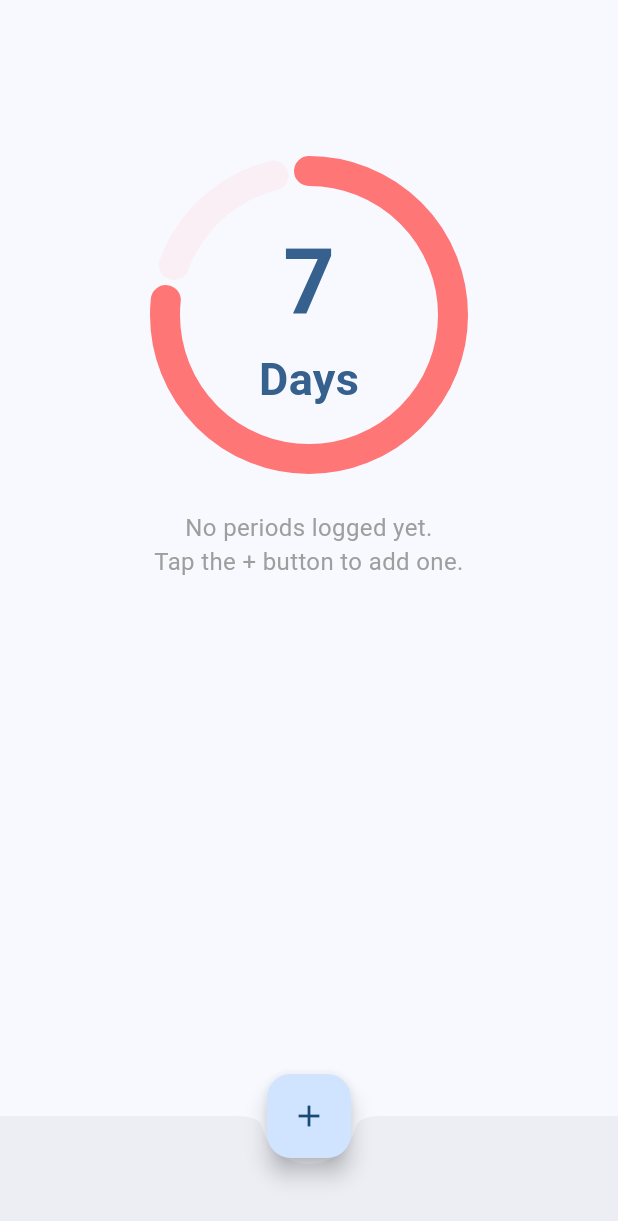
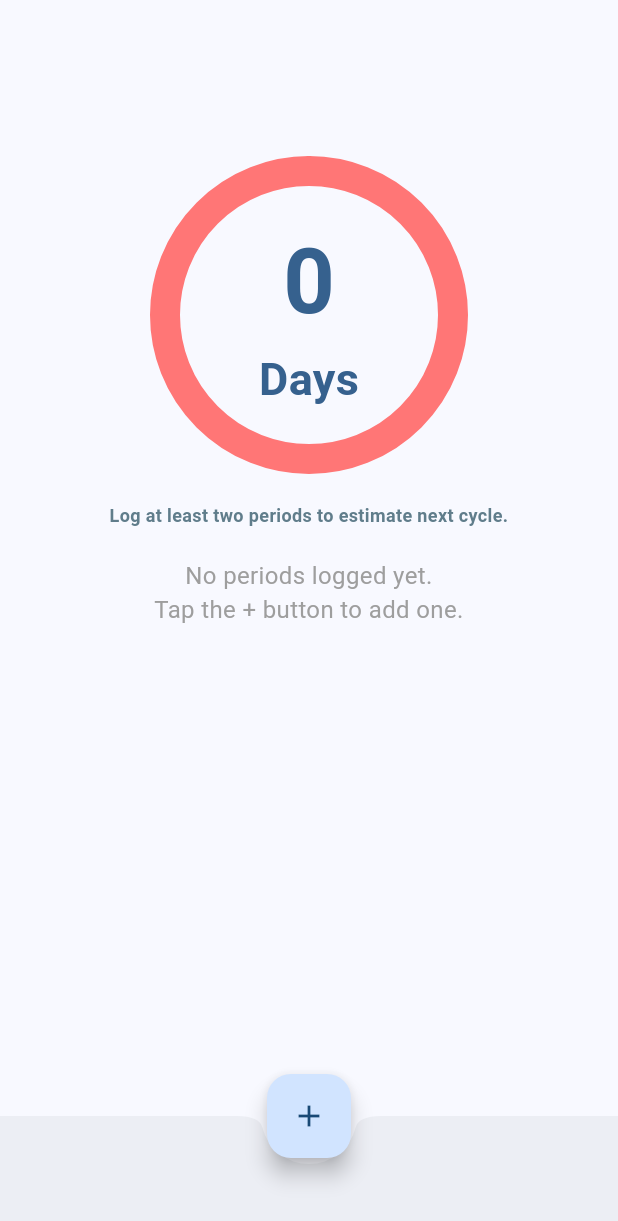
Before and after one commit to J-shw/Menstrudel, a Flutter app: the screen it shows after launch, on a phone screen of 412 x 824 dp. Shown: the top 1221 px of the screen. Run offline on Flutter 3.47's test engine with Material 3 defaults, Android fonts, the phone set to English and light mode, and no system bars; our stand-ins replace sqflite; accounts and stored records are empty.

Commit message:
Uses prediction logic

```diff
--- a/app/lib/screens/home_screen.dart
+++ b/app/lib/screens/home_screen.dart
@@ -5,6 +5,8 @@ import 'package:menstrudel/widgets/log_period.dart';
 import 'package:menstrudel/models/period_logs.dart';
 import 'package:menstrudel/database/period_database.dart';
 import 'package:menstrudel/widgets/period_list_view.dart';
+import 'package:menstrudel/models/period_prediction_result.dart';
+import 'package:menstrudel/utils/period_predictor.dart';
 
 
 class HomeScreen extends StatefulWidget {
@@ -16,6 +18,7 @@ class HomeScreen extends StatefulWidget {
 class _HomeScreenState extends State<HomeScreen> {
 	List<PeriodEntry> _periodEntries = [];
 	bool _isLoading = false;
+	PeriodPredictionResult? _predictionResult;
 
 	@override
 	void initState() {
@@ -31,10 +34,33 @@ class _HomeScreenState extends State<HomeScreen> {
 		setState(() {
 			_periodEntries = data;
 			_isLoading = false;
+			// This is where PeriodPredictor is used:
+			_predictionResult = PeriodPredictor.estimateNextPeriod(_periodEntries, DateTime.now());
 		});
 	}
+
 	@override
 	Widget build(BuildContext context) {
+		int daysUntilDueForCircle = _predictionResult?.daysUntilDue ?? 0;
+		int circleMaxValue = _predictionResult?.averageCycleLength ?? 28;
+
+		int circleCurrentValue = daysUntilDueForCircle.clamp(0, circleMaxValue);
+
+		String predictionText = '';
+		if (_isLoading) {
+			predictionText = 'Calculating prediction...';
+		} else if (_predictionResult == null) {
+			predictionText = 'Log at least two periods to estimate next cycle.';
+		} else {
+			String datePart = DateFormat('dd/MM/yyyy').format(_predictionResult!.estimatedDate);
+		if (_predictionResult!.daysUntilDue > 0) {
+			predictionText = 'Next Period Est: $datePart (${_predictionResult!.daysUntilDue} days)';
+		} else if (_predictionResult!.daysUntilDue == 0) {
+			predictionText = 'Period due TODAY: $datePart';
+		} else { // _predictionResult.daysUntilDue is negative, meaning overdue
+			predictionText = 'Period overdue by ${-_predictionResult!.daysUntilDue} days: $datePart';
+		}
+		}
 		return Scaffold(
 			body: Column(
 				mainAxisSize: MainAxisSize.max,
@@ -43,14 +69,25 @@ class _HomeScreenState extends State<HomeScreen> {
 				children: [
 					const SizedBox(height: 100),
 					BasicProgressCircle(
-						currentValue: 7,
-						maxValue: 30,
+						currentValue: circleCurrentValue,
+						maxValue: circleMaxValue,
 						circleSize: 220,
 						strokeWidth: 20,
 						progressColor: const Color.fromARGB(255, 255, 118, 118),
 						trackColor: const Color.fromARGB(20, 255, 118, 118),
 					),
+					const SizedBox(height: 15),
+					Text(
+						predictionText,
+						textAlign: TextAlign.center,
+						style: const TextStyle(
+							fontSize: 12,
+							fontWeight: FontWeight.bold,
+							color: Colors.blueGrey,
+						),
+					),
 					const SizedBox(height: 20),
+
 					PeriodListView(
 						periodEntries: _periodEntries,
 						isLoading: _isLoading,
```
